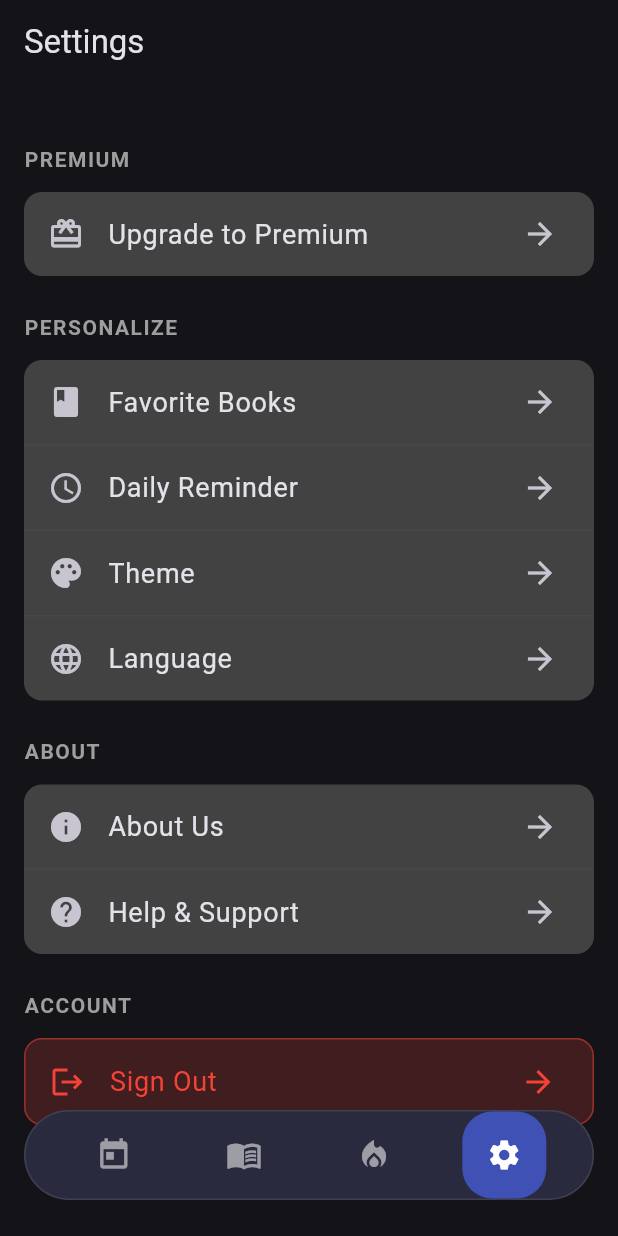
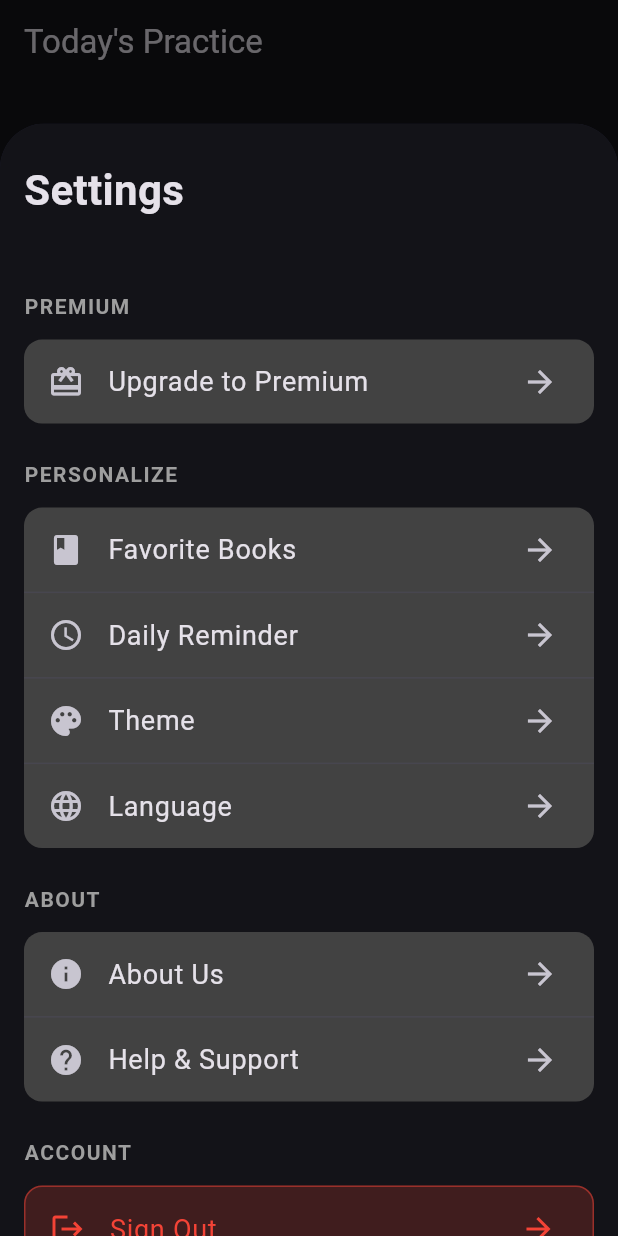
Before and after one commit to hiranosasuke/excerpt-ui, a Flutter app: the screen it shows after launch, after a tap on "Sign in with Google", after a tap on the "settings" icon, on a phone screen of 412 x 824 dp. Run offline on Flutter 3.47's test engine with Material 3 defaults, Android fonts, the phone set to English and light mode, and no system bars.

Commit message:
Settings modal

```diff
--- a/lib/main.dart
+++ b/lib/main.dart
@@ -1,5 +1,6 @@
 import 'package:flutter/material.dart';
 import 'dart:math';
+import 'dart:ui';
 import 'theme.dart';
 import 'screens/sign_in_page.dart';
 
@@ -57,6 +58,38 @@ class _RootScreenState extends State<RootScreen> {
       bottomNavigationBar: CustomBottomNavBar(
         currentIndex: index,
         onTap: (i) => setState(() => index = i),
+        onSettingsTapped: () {
+          showModalBottomSheet(
+            context: context,
+            isScrollControlled: true,
+            backgroundColor: Colors.transparent,
+            builder: (context) => DraggableScrollableSheet(
+              initialChildSize: 0.9,
+              minChildSize: 0.5,
+              maxChildSize: 0.9,
+              expand: false,
+              snap: true,
+              builder: (context, scrollController) => ClipRRect(
+                borderRadius: const BorderRadius.only(
+                  topLeft: Radius.circular(30),
+                  topRight: Radius.circular(30),
+                ),
+                child: Container(
+                  decoration: const BoxDecoration(
+                    color: Color(0xFF1A1A2E),
+                  ),
+                  child: SettingsScreen(
+                    scrollController: scrollController,
+                    onSignOut: () {
+                      Navigator.pop(context); // Close modal
+                      widget.onSignOut(); // Then sign out
+                    },
+                  ),
+                ),
+              ),
+            ),
+          );
+        },
       ),
       extendBody: true,
     );
@@ -66,11 +99,13 @@ class _RootScreenState extends State<RootScreen> {
 class CustomBottomNavBar extends StatelessWidget {
   final int currentIndex;
   final Function(int) onTap;
+  final VoidCallback onSettingsTapped;
 
   const CustomBottomNavBar({
     super.key,
     required this.currentIndex,
     required this.onTap,
+    required this.onSettingsTapped,
   });
 
   @override
@@ -79,11 +114,14 @@ class CustomBottomNavBar extends StatelessWidget {
       {'icon': Icons.today, 'label': 'Today'},
       {'icon': Icons.menu_book, 'label': 'Library'},
       {'icon': Icons.local_fire_department, 'label': 'Streak'},
-      {'icon': Icons.settings, 'label': 'Settings'},
     ];
 
     return Padding(
       padding: const EdgeInsets.only(bottom: 24, left: 16, right: 16),
+      child: Row(
+        mainAxisAlignment: MainAxisAlignment.spaceBetween,
+        children: [
+          Expanded(
             child: Container(
               height: 60,
               decoration: BoxDecoration(
@@ -99,27 +137,46 @@ class CustomBottomNavBar extends StatelessWidget {
                     onTap: () => onTap(i),
                     child: AnimatedContainer(
                       duration: const Duration(milliseconds: 300),
+                      width: 48,
+                      height: 48,
                       decoration: BoxDecoration(
-                  color:
-                      isSelected ? const Color(0xFF3F51B5) : Colors.transparent,
-                  borderRadius: BorderRadius.circular(20),
+                        color: isSelected
+                            ? const Color(0xFF3F51B5)
+                            : Colors.transparent,
+                        shape: BoxShape.circle,
                       ),
-                padding:
-                    const EdgeInsets.symmetric(horizontal: 16, vertical: 6),
-                child: Column(
-                  mainAxisAlignment: MainAxisAlignment.center,
-                  children: [
-                    Icon(
+                      child: Center(
+                        child: Icon(
                           items[i]['icon'] as IconData,
                           color: isSelected ? Colors.white : Colors.white54,
                           size: 24,
                         ),
-                  ],
                       ),
                     ),
                   );
                 }),
               ),
+            ),
+          ),
+          const SizedBox(width: 12),
+          GestureDetector(
+            onTap: onSettingsTapped,
+            child: Container(
+              height: 60,
+              width: 60,
+              decoration: BoxDecoration(
+                color: const Color(0xFF2A2A3E),
+                borderRadius: BorderRadius.circular(30),
+                border: Border.all(color: Colors.white10, width: 1),
+              ),
+              child: const Icon(
+                Icons.settings,
+                color: Colors.white54,
+                size: 28,
+              ),
+            ),
+          ),
+        ],
       ),
     );
   }
@@ -267,21 +324,81 @@ class StreakScreen extends StatelessWidget {
   }
 }
 
-class SettingsScreen extends StatelessWidget {
+class SettingsScreen extends StatefulWidget {
+  final ScrollController? scrollController;
   final VoidCallback onSignOut;
 
-  const SettingsScreen({super.key, required this.onSignOut});
+  const SettingsScreen({
+    super.key,
+    this.scrollController,
+    required this.onSignOut,
+  });
+
+  @override
+  State<SettingsScreen> createState() => _SettingsScreenState();
+}
+
+class _SettingsScreenState extends State<SettingsScreen> {
+  late ScrollController _scrollController;
+  double _titleOpacity = 0.0;
+
+  @override
+  void initState() {
+    super.initState();
+    _scrollController = widget.scrollController ?? ScrollController();
+    _scrollController.addListener(_onScroll);
+  }
+
+  @override
+  void dispose() {
+    if (widget.scrollController == null) {
+      _scrollController.dispose();
+    }
+    _scrollController.removeListener(_onScroll);
+    super.dispose();
+  }
+
+  void _onScroll() {
+    // Start showing title when scrolled past 40px, fully visible at 80px
+    const double startOffset = 40.0;
+    const double endOffset = 80.0;
+
+    double newOpacity = 0.0;
+    if (_scrollController.offset > startOffset) {
+      newOpacity =
+          ((_scrollController.offset - startOffset) / (endOffset - startOffset))
+              .clamp(0.0, 1.0);
+    }
+
+    if (newOpacity != _titleOpacity) {
+      setState(() {
+        _titleOpacity = newOpacity;
+      });
+    }
+  }
 
   @override
   Widget build(BuildContext context) {
     return Scaffold(
-      appBar: AppBar(title: const Text("Settings")),
-      body: SingleChildScrollView(
+      body: Stack(
+        children: [
+          SingleChildScrollView(
+            controller: _scrollController,
             child: Padding(
-          padding: const EdgeInsets.fromLTRB(16, 16, 16, 120),
+              padding: const EdgeInsets.fromLTRB(16, 24, 16, 120),
               child: Column(
                 crossAxisAlignment: CrossAxisAlignment.start,
                 children: [
+                  const Padding(
+                    padding: EdgeInsets.only(bottom: 24),
+                    child: Text(
+                      "Settings",
+                      style: TextStyle(
+                        fontSize: 28,
+                        fontWeight: FontWeight.bold,
+                      ),
+                    ),
+                  ),
                   // PREMIUM Section
                   const Padding(
                     padding: EdgeInsets.fromLTRB(0, 24, 0, 12),
@@ -421,14 +538,53 @@ class SettingsScreen extends StatelessWidget {
                         "Sign Out",
                         style: TextStyle(color: Colors.red),
                       ),
-                  trailing: const Icon(Icons.arrow_forward, color: Colors.red),
-                  onTap: onSignOut,
+                      trailing:
+                          const Icon(Icons.arrow_forward, color: Colors.red),
+                      onTap: widget.onSignOut,
                     ),
                   ),
                   const SizedBox(height: 32),
                 ],
               ),
             ),
+          ),
+          // Animated header that appears on scroll
+          Positioned(
+            top: 0,
+            left: 0,
+            right: 0,
+            child: ClipRect(
+              child: BackdropFilter(
+                filter: ImageFilter.blur(
+                  sigmaX: 10 * _titleOpacity,
+                  sigmaY: 10 * _titleOpacity,
+                ),
+                child: Container(
+                  decoration: BoxDecoration(
+                    color: Theme.of(context)
+                        .scaffoldBackgroundColor
+                        .withValues(alpha: 0.02 * _titleOpacity),
+                  ),
+                  child: SafeArea(
+                    bottom: false,
+                    child: Container(
+                      height: 44,
+                      alignment: Alignment.center,
+                      child: Text(
+                        "Settings",
+                        style: TextStyle(
+                          fontSize: 20,
+                          fontWeight: FontWeight.w600,
+                          color: Colors.white.withValues(alpha: _titleOpacity),
+                        ),
+                      ),
+                    ),
+                  ),
+                ),
+              ),
+            ),
+          ),
+        ],
       ),
     );
   }
```
Lines whose indentation alone changed are shown as unchanged.
